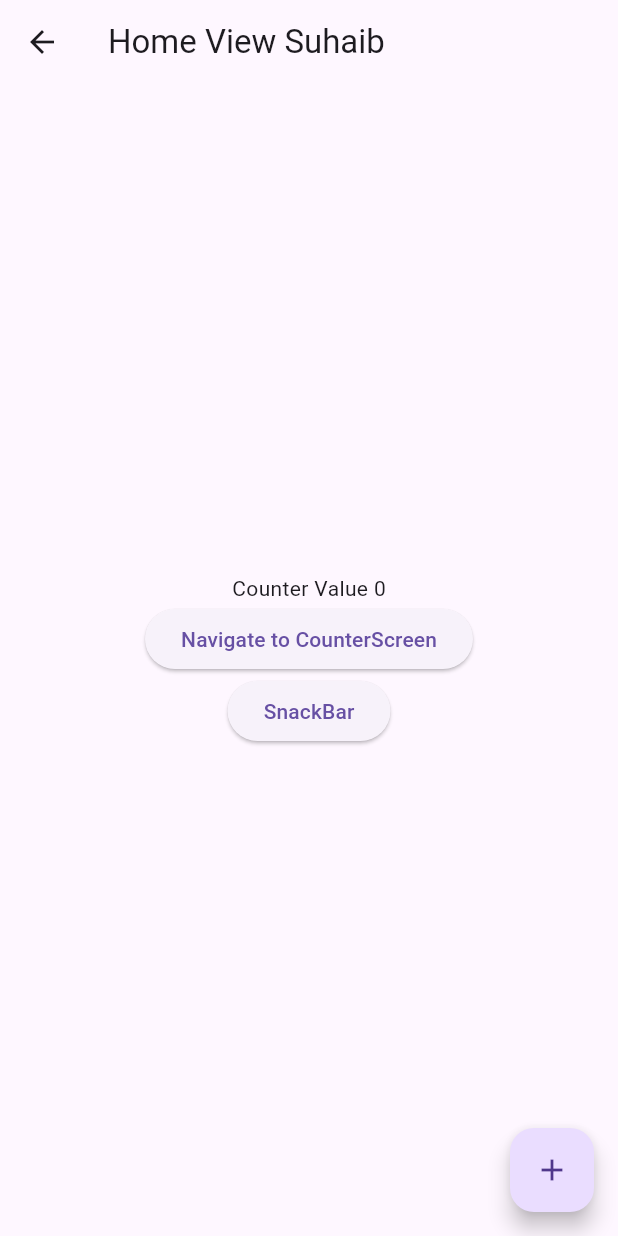
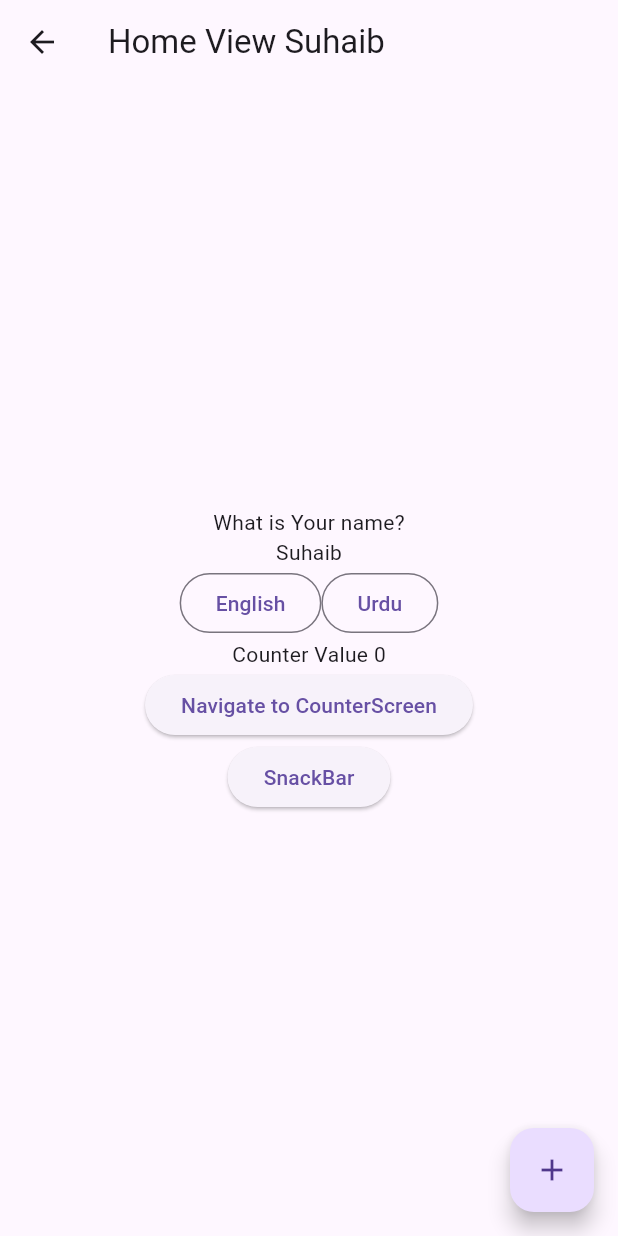
Before and after one commit to Suhaibusman/Getx_Practice, a Flutter app: the screen it shows after launch, after a tap on "Navigate to Home", on a phone screen of 412 x 824 dp. Run offline on Flutter 3.47's test engine with Material 3 defaults, Android fonts, the light colour scheme and no system bars; our stand-ins replace get.

Commit message:
Localization Done

```diff
--- /dev/null
+++ b/lib/localization/languages.dart
@@ -0,0 +1,21 @@
+import 'package:get/get_navigation/src/root/internacionalization.dart';
+
+class Languages extends Translations{
+
+  @override
+  Map<String, Map<String, String>> get keys =>{
+    "en_US" :{
+      "title" : "English",
+      "home" : "Home",
+      "name" :"Suhaib",
+      "message" :"What is Your name?"
+    },
+ "ur_PK" :{
+      "title" : "اردو",
+      "home" : "گھر",
+      "name" :"صہیب",
+      "message" :"آپ کا نام کیا ہے؟"
+    }
+  };
+
+}
--- a/lib/main.dart
+++ b/lib/main.dart
@@ -1,5 +1,6 @@
 import 'package:flutter/material.dart';
 import 'package:get/get.dart';
+import 'package:getx_practice/localization/languages.dart';
 import 'package:getx_practice/ui/counter_view.dart';
 import 'package:getx_practice/ui/home_view.dart';
 
@@ -16,6 +17,9 @@ class MyApp extends StatelessWidget {
     return  GetMaterialApp(
       debugShowCheckedModeBanner: false,
       home: const CounterView(),
+      locale: const Locale("en","US"),
+      translations: Languages(),
+      fallbackLocale: const Locale("en","US"),
       theme: ThemeData(
         primarySwatch: Colors.blue,
       ),
--- a/lib/ui/home_view.dart
+++ b/lib/ui/home_view.dart
@@ -5,7 +5,9 @@ import 'package:get/get.dart';
 import 'package:getx_practice/controller/counter_controller.dart';
 import 'package:getx_practice/ui/counter_view.dart';
 
+// ignore: must_be_immutable
 class HomeView extends StatelessWidget {
+ // ignore: prefer_typing_uninitialized_variables
  var name;
   HomeView({
     Key? key,
@@ -21,6 +23,20 @@ class HomeView extends StatelessWidget {
       child: Column(
         mainAxisAlignment: MainAxisAlignment.center,
         children: <Widget>[
+
+          Text("message".tr),
+           Text("name".tr),
+           Row(
+            mainAxisAlignment: MainAxisAlignment.center,
+             children: [
+               OutlinedButton(onPressed: (){
+                Get.updateLocale(const Locale("en","US"));
+               }, child: const Text("English")),
+                OutlinedButton(onPressed: (){
+                Get.updateLocale(const Locale("ur","PK"));
+               }, child: const Text("Urdu")),
+             ],
+           ),
         Obx(() =>   Text("Counter Value ${counterController.count}"),),
             ElevatedButton(onPressed: (){
             Get.to(const CounterView());
```
